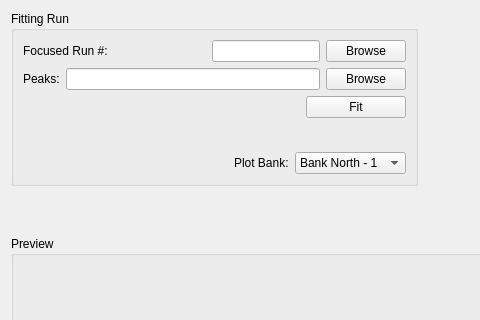
mantidproject/mantid, file MantidQt/CustomInterfaces/inc/MantidQtCustomInterfaces/EnggDiffraction/EnggDiffractionQtTabFitting.ui: the form before one commit; both pictures show x 0 to 480 and y 0 to 320 of the 655 by 671 pixel window.
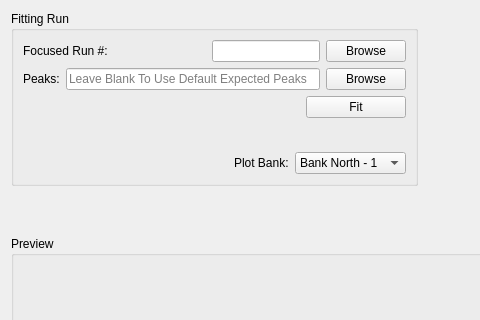
The form after the commit.

Commit message:
enable gui to use default expected peaks
refs #15550

Patch:
```diff
--- a/MantidQt/CustomInterfaces/inc/MantidQtCustomInterfaces/EnggDiffraction/EnggDiffractionQtTabFitting.ui
+++ b/MantidQt/CustomInterfaces/inc/MantidQtCustomInterfaces/EnggDiffraction/EnggDiffractionQtTabFitting.ui
@@ -93,6 +93,9 @@
           <property name="readOnly">
            <bool>false</bool>
           </property>
+          <property name="placeholderText">
+           <string>Leave Blank To Use Default Expected Peaks</string>
+          </property>
          </widget>
         </item>
         <item>
```
The commit also changes 1 other file.
